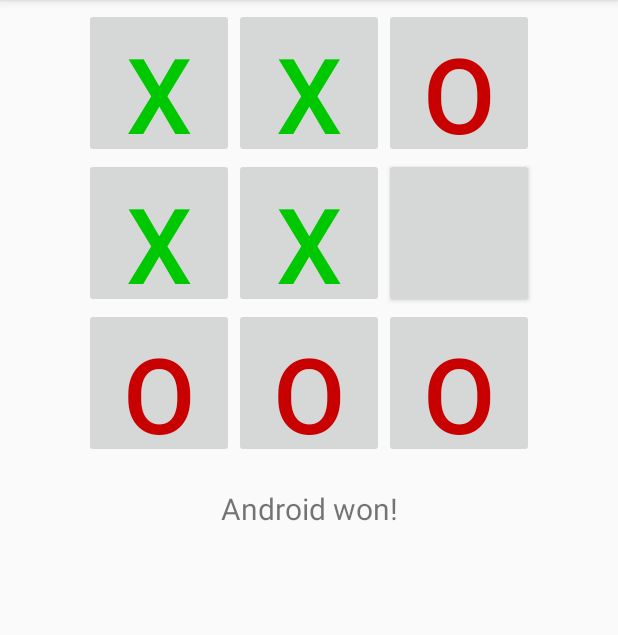
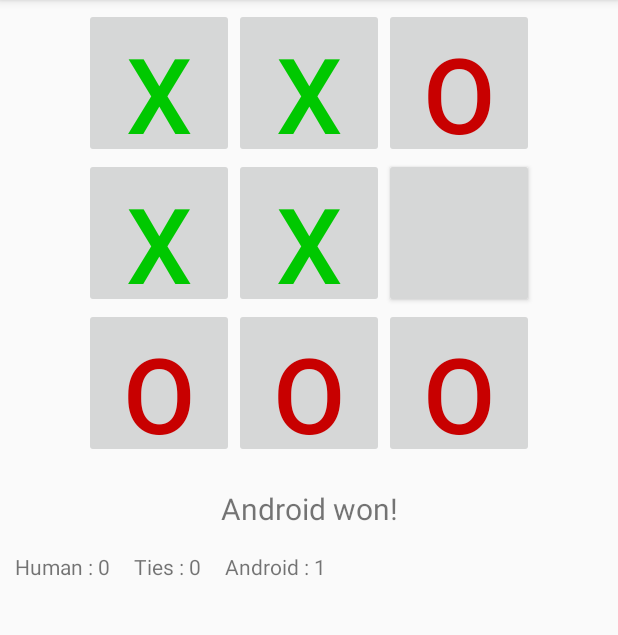
Before and after one commit to BaptisteViry/movilesunal20182, an Android app: the screen it shows after launch (MainActivity), after a tap on an icon or button, on a phone screen of 412 x 824 dp, the part 84-719 px from its top. Run offline under Robolectric (Android 15) with nearby library versions, the light colour scheme and no system bars; 3 other taps on this screen came first.

Commit message:
reto_3_extraChallenge

```diff
--- a/Reto_3_jugemosTriqui/app/src/main/java/com/movilesunal20182/baptiste/reto_3_jugemostriqui/MainActivity.java
+++ b/Reto_3_jugemosTriqui/app/src/main/java/com/movilesunal20182/baptiste/reto_3_jugemostriqui/MainActivity.java
@@ -15,6 +15,19 @@ public class MainActivity extends AppCompatActivity {
 
     //Represents the internal state of the game
     private TicTacToeGame mGame;
+
+    //human first or not
+    private boolean mhumanFirst;
+
+    //the numbers of wins
+    private int mAndroidWins;
+    private int mHumanWins;
+    private int mTie;
+
+    //text views
+    private TextView mNumberHuman;
+    private TextView mNumberTie;
+    private TextView mNumberAndroid;
 
     //game over
     private boolean mGameOver;
@@ -43,24 +56,39 @@ public class MainActivity extends AppCompatActivity {
 
         mInfoTextView = (TextView) findViewById(R.id.information);
 
+        mNumberHuman = (TextView) findViewById(R.id.human);
+        mNumberTie = (TextView) findViewById(R.id.tie);
+        mNumberAndroid = (TextView) findViewById(R.id.android);
+
         mGame = new TicTacToeGame();
-
+        mAndroidWins = 0;
+        mHumanWins=0;
+        mTie=0;
+        mhumanFirst = false;
         startNewGame();
     }
 
     private void startNewGame(){
         mGame.clearBoard();
 
+        mhumanFirst=!mhumanFirst;
+
         for(int i=0;i<mBoardButtons.length; i++) {
             mBoardButtons[i].setText("");
             mBoardButtons[i].setEnabled(true);
             mBoardButtons[i].setOnClickListener(new ButtonClickListener(i));
         }
+        mGameOver=false;
 
         //human goes first
+        if(mhumanFirst){
             mInfoTextView.setText(R.string.first_human);
-
-        mGameOver=false;
+        } else {
+            mInfoTextView.setText(R.string.first_android);
+            int move = mGame.getComputerMove();
+            setMove(TicTacToeGame.COMPUTER_PLAYER,move);
+            mInfoTextView.setText(R.string.turn_human);
+        }
     }
 
     private class ButtonClickListener implements View.OnClickListener {
@@ -87,13 +115,20 @@ public class MainActivity extends AppCompatActivity {
                     mInfoTextView.setText(R.string.turn_human);
                 } else if ( winner == 1){
                     mInfoTextView.setText(R.string.result_tie);
+                    mTie++;
+                    mNumberTie.setText("Ties : " + mTie);
                     mGameOver=true;
                 } else if (winner == 2){
                     mInfoTextView.setText(R.string.result_human_wins);
+                    mHumanWins++;
+                    mNumberHuman.setText("Human : " + mHumanWins);
                     mGameOver=true;
                 } else {
                     mInfoTextView.setText(R.string.result_computer_wins);
+                    mAndroidWins++;
+                    mNumberAndroid.setText("Android : " + mAndroidWins);
                     mGameOver=true;
+                }
             }
         }
     }
@@ -107,7 +142,6 @@ public class MainActivity extends AppCompatActivity {
             mBoardButtons[location].setTextColor(Color.rgb(0,200,0));
         else
             mBoardButtons[location].setTextColor(Color.rgb(200,0,0));
-        }
     }
 
     @Override
--- a/Reto_3_jugemosTriqui/app/src/main/res/layout/activity_main.xml
+++ b/Reto_3_jugemosTriqui/app/src/main/res/layout/activity_main.xml
@@ -1,9 +1,9 @@
 <?xml version="1.0" encoding="utf-8"?>
 <LinearLayout xmlns:android="http://schemas.android.com/apk/res/android"
-    android:orientation="vertical"
     android:layout_width="fill_parent"
     android:layout_height="fill_parent"
-    android:gravity="center_horizontal" >
+    android:gravity="center_horizontal"
+    android:orientation="vertical">
 
     <TableLayout
         android:id="@+id/play_grid"
@@ -12,75 +12,122 @@
         android:layout_marginTop="5dp">
 
         <TableRow android:gravity="center_horizontal">
-            <Button android:id="@+id/one"
+
+            <Button
+                android:id="@+id/one"
                 android:layout_width="100dp"
                 android:layout_height="100dp"
-                android:textSize="70dp"
-                android:text="1"/>
+                android:text="1"
+                android:textSize="70dp" />
 
-            <Button android:id="@+id/two"
+            <Button
+                android:id="@+id/two"
                 android:layout_width="100dp"
                 android:layout_height="100dp"
-                android:textSize="70dp"
-                android:text="2"/>
+                android:text="2"
+                android:textSize="70dp" />
 
-            <Button android:id="@+id/three"
+            <Button
+                android:id="@+id/three"
                 android:layout_width="100dp"
                 android:layout_height="100dp"
-                android:textSize="70dp"
-                android:text="3"/>
+                android:text="3"
+                android:textSize="70dp" />
 
         </TableRow>
 
         <TableRow android:gravity="center_horizontal">
-            <Button android:id="@+id/four"
+
+            <Button
+                android:id="@+id/four"
                 android:layout_width="100dp"
                 android:layout_height="100dp"
-                android:textSize="70dp"
-                android:text="4"/>
+                android:text="4"
+                android:textSize="70dp" />
 
-            <Button android:id="@+id/five"
+            <Button
+                android:id="@+id/five"
                 android:layout_width="100dp"
                 android:layout_height="100dp"
-                android:textSize="70dp"
-                android:text="5"/>
+                android:text="5"
+                android:textSize="70dp" />
 
-            <Button android:id="@+id/six"
+            <Button
+                android:id="@+id/six"
                 android:layout_width="100dp"
                 android:layout_height="100dp"
-                android:textSize="70dp"
-                android:text="6"/>
+                android:text="6"
+                android:textSize="70dp" />
 
         </TableRow>
 
         <TableRow android:gravity="center_horizontal">
-            <Button android:id="@+id/seven"
+
+            <Button
+                android:id="@+id/seven"
                 android:layout_width="100dp"
                 android:layout_height="100dp"
-                android:textSize="70dp"
-                android:text="7"/>
+                android:text="7"
+                android:textSize="70dp" />
 
-            <Button android:id="@+id/eight"
+            <Button
+                android:id="@+id/eight"
                 android:layout_width="100dp"
                 android:layout_height="100dp"
-                android:textSize="70dp"
-                android:text="8"/>
+                android:text="8"
+                android:textSize="70dp" />
 
-            <Button android:id="@+id/nine"
+            <Button
+                android:id="@+id/nine"
                 android:layout_width="100dp"
                 android:layout_height="100dp"
-                android:textSize="70dp"
-                android:text="9"/>
+                android:text="9"
+                android:textSize="70dp" />
 
         </TableRow>
     </TableLayout>
 
-    <TextView android:id="@+id/information"
+    <RelativeLayout
         android:layout_width="fill_parent"
-        android:layout_height="wrap_content"
-        android:gravity="center_horizontal"
-        android:text="info"
-        android:textSize="20dp"
-        android:layout_marginTop="20dp"/>
+        android:layout_height="fill_parent">
+
+        <TextView
+            android:id="@+id/information"
+            android:layout_width="fill_parent"
+            android:layout_height="wrap_content"
+            android:layout_marginTop="20dp"
+            android:gravity="center_horizontal"
+            android:paddingBottom="15dp"
+            android:text="info"
+            android:textSize="20dp" />
+
+        <TextView
+            android:id="@+id/human"
+            android:layout_width="wrap_content"
+            android:layout_height="wrap_content"
+            android:layout_alignParentLeft="true"
+            android:layout_below="@id/information"
+            android:paddingLeft="10dp"
+            android:paddingRight="16dp"
+            android:text="Human : 0" />
+
+        <TextView
+            android:id="@+id/tie"
+            android:layout_width="wrap_content"
+            android:layout_height="wrap_content"
+            android:layout_below="@id/information"
+            android:layout_toRightOf="@+id/human"
+            android:paddingRight="16dp"
+            android:text="Ties : 0" />
+
+        <TextView
+            android:id="@+id/android"
+            android:layout_width="wrap_content"
+            android:layout_height="wrap_content"
+            android:layout_alignParentRight="true"
+            android:layout_below="@id/information"
+            android:layout_toRightOf="@+id/tie"
+            android:text="Android : 0" />
+    </RelativeLayout>
 
 </LinearLayout>
--- a/Reto_3_jugemosTriqui/app/src/main/res/values/strings.xml
+++ b/Reto_3_jugemosTriqui/app/src/main/res/values/strings.xml
@@ -7,4 +7,5 @@
     <string name="result_tie">It\'s a tie.</string>
     <string name="result_human_wins">You won!</string>
     <string name="result_computer_wins">Android won!</string>
+    <string name="first_android">Android\'s turn</string>
 </resources>
```
Lines whose indentation alone changed are shown as unchanged.
